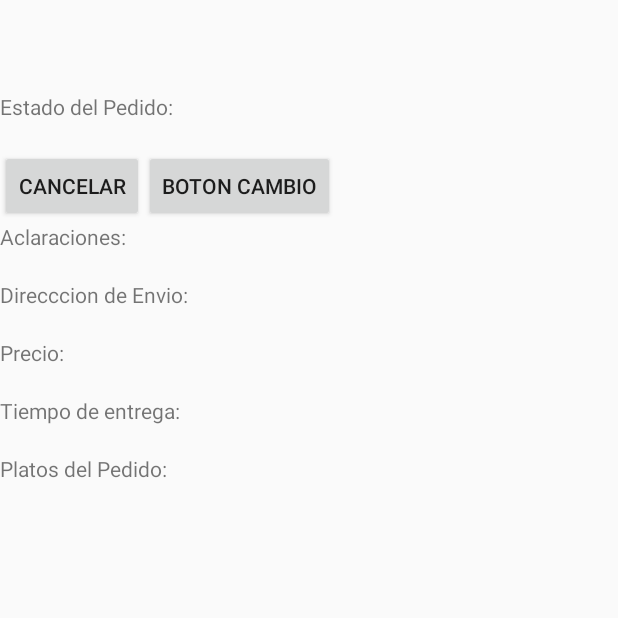
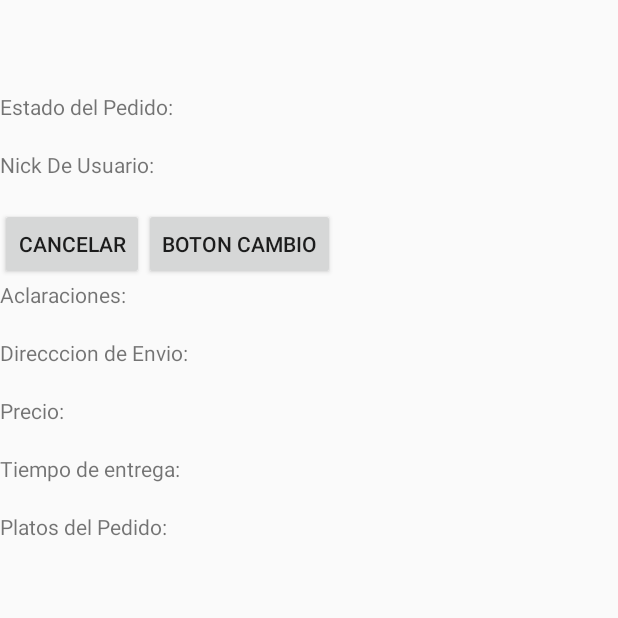
Before and after one commit to pasqualegabriel/Interfaces-DominosPizza, an Android app: the PedidoEnviajeDetailFragment screen opened directly, with no data from a screen before it, on a phone screen of 412 x 824 dp, the top half of it. Run offline under Robolectric (Android 15) with nearby library versions, the phone set to English and light mode, and no system bars; libraries missing offline, so code that uses them is left out: retrofit.client; 4 statements that could not run were skipped.

Commit message:
Se refactorizo las ventanas

```diff
--- a/PedidosDelivery/app/src/main/java/ar/edu/unq/ciu/acaradeperro/tp3/pedidosdelivery/PedidoAdapter.java
+++ b/PedidosDelivery/app/src/main/java/ar/edu/unq/ciu/acaradeperro/tp3/pedidosdelivery/PedidoAdapter.java
@@ -20,6 +20,7 @@ public class PedidoAdapter extends AbstractListAdapter<Pedido> {
         View row = generateRow(R.layout.pedido_row, parent);
         setColumnTextView(row, R.id.titulo, unPedido.titulo());
         setColumnTextView(row, R.id.precio, unPedido.getMonto().toString());
+        setColumnTextView(row, R.id.miembro, unPedido.getMiembro());
         return row;
     }
 
--- a/PedidosDelivery/app/src/main/java/ar/edu/unq/ciu/acaradeperro/tp3/pedidosdelivery/PedidoEnviajeDetailFragment.java
+++ b/PedidosDelivery/app/src/main/java/ar/edu/unq/ciu/acaradeperro/tp3/pedidosdelivery/PedidoEnviajeDetailFragment.java
@@ -81,6 +81,7 @@ public class PedidoEnviajeDetailFragment extends Fragment {
         pedidoSeleccionado = unPedidoAnterior;
         ((TextView) this.getView().findViewById(R.id.pedido_titulo)).setText(unPedidoAnterior.titulo());
         ((TextView) this.getView().findViewById(R.id.pedido_estado)).setText(unPedidoAnterior.getEstadoActual());
+        ((TextView) this.getView().findViewById(R.id.pedido_usuario)).setText(unPedidoAnterior.getMiembro());
         ((TextView) this.getView().findViewById(R.id.pedido_direccion)).setText(unPedidoAnterior.direccionDeRetiro());
         ((TextView) this.getView().findViewById(R.id.pedido_aclaracion)).setText(unPedidoAnterior.getAclaracion());
         ((TextView) this.getView().findViewById(R.id.pedido_precio)).setText(unPedidoAnterior.getMonto().toString());
--- a/PedidosDelivery/app/src/main/java/ar/edu/unq/ciu/acaradeperro/tp3/pedidosdelivery/Service/PedidoService.java
+++ b/PedidosDelivery/app/src/main/java/ar/edu/unq/ciu/acaradeperro/tp3/pedidosdelivery/Service/PedidoService.java
@@ -12,10 +12,8 @@ public class PedidoService
 {
     /*Atributos*/
     private static PedidoService instance;
-    //private List<Pedido> pedidosEnViaje = new ArrayList<>();
 
     /*Constructor*/
-    //private PedidoService() {   this.pedidosEnViaje = new ArrayList<>(); }
 
     /*Getters & Setters*/
     static public PedidoService getInstance(){
@@ -24,34 +22,17 @@ public class PedidoService
         return instance;
     }
 
-    //public List<Pedido> getPedidos() {  return this.pedidosEnViaje;    }
-
-    //public void setPedidos(List<Pedido> listaPedidos) { this.pedidosEnViaje = listaPedidos;    }
-
     /*Metodos*/
     /**Crea una instancia de RestAdapter con la interface de ServiceAPIManager*/
     public ServiceAPIManager createServiceAPIManager()
     {
         String SERVER_IP = "10.0.2.15";         //esta ip se usa para comunicarse con mi localhost en el emulador de Android Studio
         String SERVER_IP_GENY = "192.168.57.1"; //esta ip se usa para comunicarse con mi localhost en el emulador de Genymotion
-        String API_URL = "http://"+ SERVER_IP_GENY+":1500";
+        String API_URL = "http://"+"10.12.14.128"+":1500";
 
         RestAdapter restAdapter = new RestAdapter.Builder().setEndpoint(API_URL).build();
         restAdapter.setLogLevel(LogLevel.FULL); //Esta solo para corroborar el correcto funcionamiento.
         return restAdapter.create(ServiceAPIManager.class);
     }
-/*
-    public boolean hayPedidos()
-    {   return this.getPedidos().size() > 0;    }
 
-    public void quitarPedido(int unPedidoId)
-    {
-        List<Pedido> listaARevisar = this.pedidosEnViaje;
-
-        for ( Pedido pedido : listaARevisar)
-        {
-            if(pedido.getId() == unPedidoId && ! pedido.getEstadoActual().equalsIgnoreCase("En Viaje" ))//(pedido.getEstadoActual().equalsIgnoreCase("cancelado" )|| pedido.getEstadoActual().equalsIgnoreCase("entregado")))
-            {this.pedidosEnViaje.remove(pedido);}
-        }
-    }*/
 }
--- a/PedidosDelivery/app/src/main/java/ar/edu/unq/ciu/acaradeperro/tp3/pedidosdelivery/model/HandlerYPermisos/PermisoEnViaje.java
+++ b/PedidosDelivery/app/src/main/java/ar/edu/unq/ciu/acaradeperro/tp3/pedidosdelivery/model/HandlerYPermisos/PermisoEnViaje.java
@@ -1,6 +1,5 @@
 package ar.edu.unq.ciu.acaradeperro.tp3.pedidosdelivery.model.HandlerYPermisos;
 
-import ar.edu.unq.ciu.acaradeperro.tp3.pedidosdelivery.model.EstadoEnum;
 
 /**
  * Created by some on 30/11/17.
--- a/PedidosDelivery/app/src/main/res/layout/pedidoenviaje_detail.xml
+++ b/PedidosDelivery/app/src/main/res/layout/pedidoenviaje_detail.xml
@@ -20,6 +20,17 @@
         android:id="@+id/pedido_estado"
         android:layout_width="wrap_content"
         android:layout_height="wrap_content"/>
+
+    <TextView
+        android:layout_width="wrap_content"
+        android:layout_height="wrap_content"
+        android:text="Nick De Usuario:"/>
+
+    <TextView
+        android:id="@+id/pedido_usuario"
+        android:layout_width="wrap_content"
+        android:layout_height="wrap_content"/>
+
 
     <LinearLayout
         android:layout_width="wrap_content"
@@ -88,15 +99,3 @@
         android:layout_height="match_parent"/>
 
 </LinearLayout>
-
-    <!--
-    <TextView xmlns:android="http://schemas.android.com/apk/res/android"
-        xmlns:tools="http://schemas.android.com/tools"
-        android:id="@+id/pedidoenviaje_detail"
-        style="?android:attr/textAppearanceLarge"
-        android:layout_width="match_parent"
-        android:layout_height="match_parent"
-        android:padding="16dp"
-        android:textIsSelectable="true"
-        tools:context="ar.edu.unq.ciu.acaradeperro.tp3.pedidosdelivery.PedidoEnviajeDetailFragment" />
-    -->
```
Also changed, not shown: PedidosDelivery/app/src/main/java/ar/edu/unq/ciu/acaradeperro/tp3/pedidosdelivery/PedidoEnViajeListFragment.java (+2 -12 lines), PedidosDelivery/app/src/main/java/ar/edu/unq/ciu/acaradeperro/tp3/pedidosdelivery/PedidoEnviajeListActivity.java (+4 -7 lines), PedidosDelivery/app/src/main/java/ar/edu/unq/ciu/acaradeperro/tp3/pedidosdelivery/model/Distribucion.java (+0 -15 lines), PedidosDelivery/app/src/main/java/ar/edu/unq/ciu/acaradeperro/tp3/pedidosdelivery/model/EstadoEnum.java (deleted, +0 -8 lines), PedidosDelivery/app/src/main/java/ar/edu/unq/ciu/acaradeperro/tp3/pedidosdelivery/model/HolaMundo.java (deleted, +0 -15 lines), PedidosDelivery/app/src/main/res/layout-w900dp/pedidoenviaje_list.xml (+0 -35 lines), PedidosDelivery/app/src/main/res/layout/pedido_row.xml (+6 -9 lines), 1 other file.
